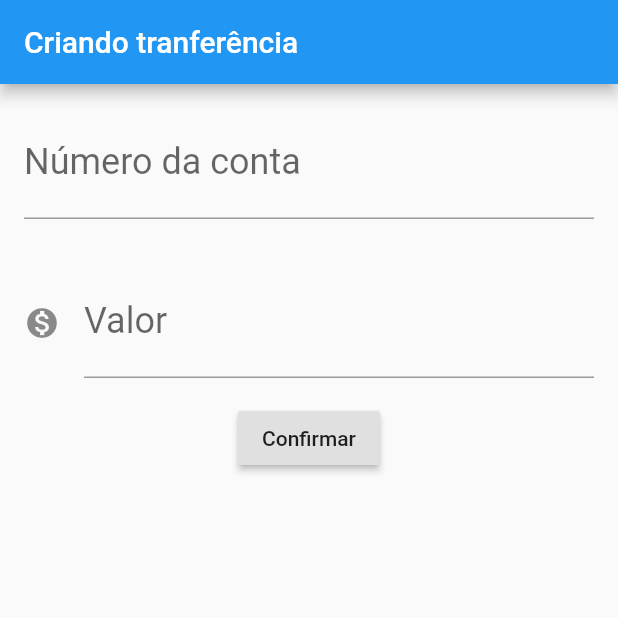
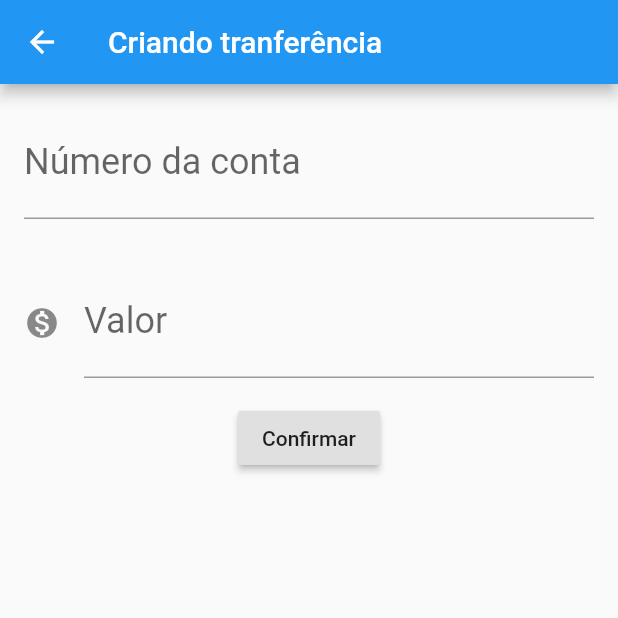
Before and after one commit to gustavofoa/alura, a Flutter app: the FormularioTransferencia screen opened directly, after a tap on "Confirmar", on a phone screen of 412 x 824 dp, the top half of it. Run offline on Flutter 3.47's test engine with Material 2 defaults, Android fonts, the phone set to English and light mode, and no system bars.

Commit message:
Flutter intruduction class 04.

```diff
--- a/flutter/flutter-fundamentos/bytebank/lib/main.dart
+++ b/flutter/flutter-fundamentos/bytebank/lib/main.dart
@@ -6,72 +6,102 @@
   @override
   Widget build(BuildContext context) {
     return MaterialApp(
-      home: FormularioTransferencia(),
+      home: ListaTransferencias(),
     );
   }
 }
 
 class FormularioTransferencia extends StatelessWidget {
-
-  final TextEditingController _controladorCampoNumeroConta = TextEditingController();
+  final TextEditingController _controladorCampoNumeroConta =
+      TextEditingController();
   final TextEditingController _controladorCampoValor = TextEditingController();
 
   @override
   Widget build(BuildContext context) {
     return Scaffold(
       appBar: AppBar(
-        title: Text("Criando tranferência"),
+        title: Text('Criando tranferência'),
       ),
       body: Column(children: [
-        Padding(
-          padding: const EdgeInsets.all(16.0),
-          child: TextField(
-            controller: _controladorCampoNumeroConta,
-            style: TextStyle(fontSize: 24.0),
-            decoration:
-            InputDecoration(labelText: "Número da conta", hintText: "0000"),
-            keyboardType: TextInputType.number,
-          ),
-        ),
-        Padding(
-          padding: const EdgeInsets.all(16.0),
-          child: TextField(
-            controller: _controladorCampoValor,
-            style: TextStyle(fontSize: 24.0),
-            decoration: InputDecoration(
-                icon: Icon(Icons.monetization_on),
-                labelText: "Valor",
-                hintText: "0.00"),
-            keyboardType: TextInputType.number,
-          ),
-        ),
-        RaisedButton(child: Text("Confirmar"), onPressed: () {
-          debugPrint("clicou no confirmar");
-          final int numeroConta = int.tryParse(_controladorCampoNumeroConta.text);
-          final double valor = double.tryParse (_controladorCampoValor.text);
-          if(numeroConta != null && valor != null) {
-            final transferenciaCriada = Transferencia(valor, numeroConta);
-            debugPrint('$transferenciaCriada');
-          }
-        })
+        Editor(
+            controlador: _controladorCampoNumeroConta,
+            rotulo: 'Número da conta',
+            dica: '0000'),
+        Editor(
+            controlador: _controladorCampoValor,
+            rotulo: 'Valor',
+            dica: '0.00',
+            icone: Icons.monetization_on),
+        RaisedButton(
+            child: Text('Confirmar'),
+            onPressed: () => _criaTransferencia(context))
       ]),
+    );
+  }
+
+  void _criaTransferencia(BuildContext context) {
+    final int numeroConta =
+        int.tryParse(_controladorCampoNumeroConta.text);
+    final double valor = double.tryParse(_controladorCampoValor.text);
+    if (numeroConta != null && valor != null) {
+      final transferenciaCriada = Transferencia(valor, numeroConta);
+      Navigator.pop(context, transferenciaCriada);
+    }
+  }
+}
+
+class Editor extends StatelessWidget {
+  final TextEditingController controlador;
+  final String rotulo;
+  final String dica;
+  final IconData icone;
+
+  Editor({this.controlador, this.rotulo, this.dica, this.icone});
+
+  @override
+  Widget build(BuildContext context) {
+    return Padding(
+      padding: const EdgeInsets.all(16.0),
+      child: TextField(
+        controller: controlador,
+        style: TextStyle(fontSize: 24.0),
+        decoration: InputDecoration(
+            labelText: rotulo, icon: icone != null ? Icon(icone) : null, hintText: dica),
+        keyboardType: TextInputType.number,
+      ),
     );
   }
 }
 
 class ListaTransferencias extends StatelessWidget {
+
+  final List<Transferencia> _transferencias = List();
+
   @override
   Widget build(BuildContext context) {
+    _transferencias.add(Transferencia(12.5,15));
     return Scaffold(
       appBar: AppBar(
-        title: Text("Transferências"),
+        title: Text('Transferências'),
       ),
-      body: Column(children: [
-        ItemTransferencia(Transferencia(110.0, 1000)),
-        ItemTransferencia(Transferencia(200.0, 1200)),
-      ]),
+      body: ListView.builder(
+        itemCount: _transferencias.length,
+        itemBuilder: (context, indice) {
+          final transferencia = _transferencias[indice];
+          return ItemTransferencia(transferencia);
+        },
+      ),
       floatingActionButton: FloatingActionButton(
         child: Icon(Icons.add),
+        onPressed: () {
+          final Future<Transferencia> future = Navigator.push(context, MaterialPageRoute(builder: (context){
+            return FormularioTransferencia();
+          }));
+          future.then((transferenciaRecebida) {
+            debugPrint('$transferenciaRecebida');
+            _transferencias.add(transferenciaRecebida);
+          });
+        },
       ),
     );
   }
```
